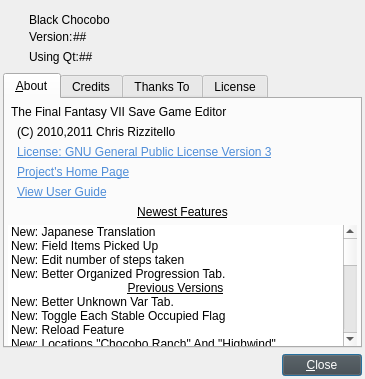
First picture: the form in about.ui, repository sithlord48/blackchocobo, before the edit.
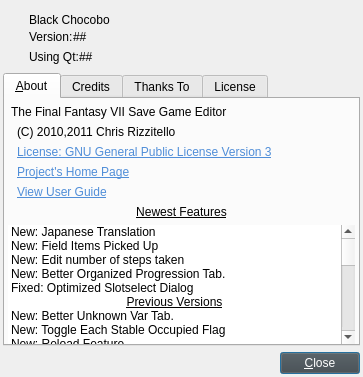
Second picture: the form after the edit. Icons and pictures are not drawn.

Commit message: lupdate (1 new string) editable hex/bin numbers for unknown var table, progress update in about /main

```diff
--- a/about.ui
+++ b/about.ui
@@ -9,8 +9,8 @@
    <rect>
     <x>0</x>
     <y>0</y>
-    <width>365</width>
-    <height>379</height>
+    <width>363</width>
+    <height>377</height>
    </rect>
   </property>
   <property name="sizePolicy">
@@ -516,6 +516,11 @@
            <string>New: Better Organized Progression Tab.</string>
           </property>
          </item>
+         <item>
+          <property name="text">
+           <string>Fixed: Optimized Slotselect Dialog</string>
+          </property>
+         </item>
          <item>
           <property name="text">
            <string>Previous Versions</string>
```
Left out of the diff: 2 changed lines with no effect on the pictures. The commit also changes 6 other files.
